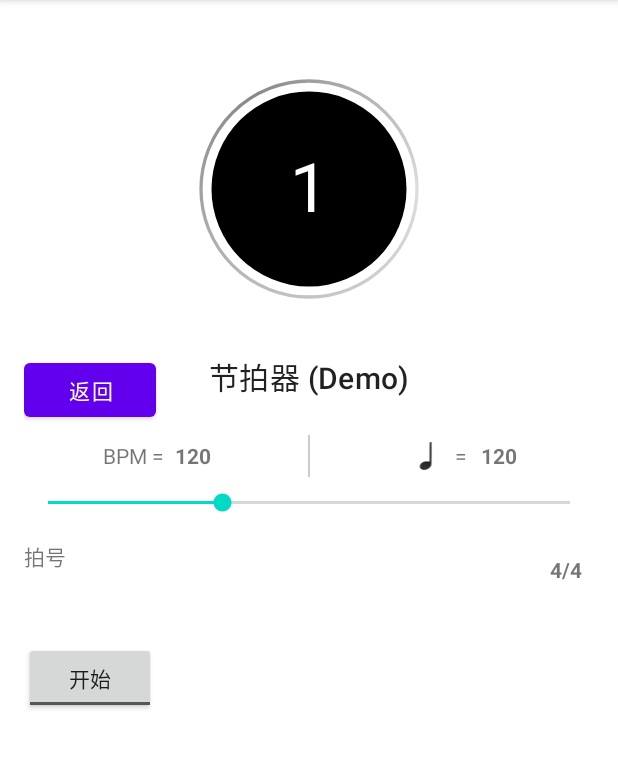
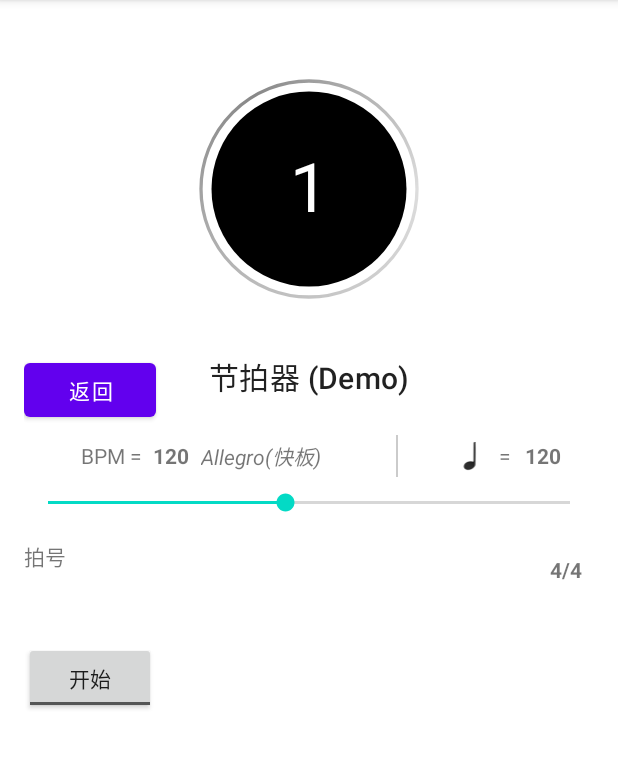
Before and after one commit to Abdulla-abs/PianoLab, an Android app: the BeatActivity screen opened directly, with no data from a screen before it, on a phone screen of 412 x 824 dp, the part 84-853 px from its top. Run offline under Robolectric (Android 15) with nearby library versions, the phone set to English and light mode, and no system bars.

Commit message:
11.17 ver2

```diff
--- a/app/src/main/java/com/example/pianolab/feature/beat/view/BeatActivity.java
+++ b/app/src/main/java/com/example/pianolab/feature/beat/view/BeatActivity.java
@@ -30,6 +30,7 @@ public class BeatActivity extends AppCompatActivity {
     private TextView tvBpmValue;
     private TextView tvCrochetValue; // 新增：四分音符数值显示
     private SeekBar seekbarBpm;
+    private TextView tvTempoMarking;
     private TextView tvBeatsValue;
     private ToggleButton togglePlay;
 
@@ -61,7 +62,7 @@ public class BeatActivity extends AppCompatActivity {
         btnBack = findViewById(R.id.btn_back);
         tvBpmValue = findViewById(R.id.tv_bpm_value);
         tvCrochetValue = findViewById(R.id.tv_crochet_value);
-        // 新绑定 base-beat 图标
+        tvTempoMarking = findViewById(R.id.tv_tempo_marking);
 
         seekbarBpm = findViewById(R.id.seekbar_bpm);
         tvBeatsValue = findViewById(R.id.tv_beats_value);
@@ -70,8 +71,8 @@ public class BeatActivity extends AppCompatActivity {
         // 返回按钮行为：结束当前 Activity，返回上一个（Home）
         btnBack.setOnClickListener(v -> finish());
 
-        // 初始化 SeekBar 范围映射：progress 0..270 -> BPM 30..300
-        seekbarBpm.setMax(270);
+        // 初始化 SeekBar 范围映射
+        seekbarBpm.setMax(BeatSettings.MAX_BPM-BeatSettings.MIN_BPM);
 
         // 观察 BPM
         viewModel.getBpm().observe(this, value -> {
@@ -81,10 +82,11 @@ public class BeatActivity extends AppCompatActivity {
             if (base == null) base = 4;
 
             tvBpmValue.setText(String.valueOf(value));
+            tvTempoMarking.setText(BeatHelper.getBpmDescription(value));
 
             int cpm = BeatHelper.BPM_TO_CPM(value,base);
             tvCrochetValue.setText(String.valueOf(cpm));
-            int progress = Math.max(0, Math.min(270, value - 30));
+            int progress = Math.max(0, Math.min(BeatSettings.MAX_BPM, value -BeatSettings.MIN_BPM));
             if (seekbarBpm.getProgress() != progress) {
                 seekbarBpm.setProgress(progress);
             }
@@ -98,6 +100,7 @@ public class BeatActivity extends AppCompatActivity {
             if (curBpm != null) {
                 int curCpm = BeatHelper.BPM_TO_CPM(curBpm,b);
                 tvBpmValue.setText(String.valueOf(curBpm));
+                tvTempoMarking.setText(BeatHelper.getBpmDescription(curBpm));
                 tvCrochetValue.setText(String.valueOf(curCpm));
             }
         });
@@ -259,7 +262,7 @@ public class BeatActivity extends AppCompatActivity {
             @Override
             public void onProgressChanged(SeekBar seekBar, int progress, boolean fromUser) {
                 if (!fromUser) return;
-                int newBpm = progress + 30;
+                int newBpm = progress + BeatSettings.MIN_BPM;
                 viewModel.setBpm(newBpm);
             }
 
@@ -308,6 +311,7 @@ public class BeatActivity extends AppCompatActivity {
         if (initBpm != null) {
             Integer base = viewModel.getBaseBeat().getValue() != null ? viewModel.getBaseBeat().getValue() : 4;
             int initCpm = BeatHelper.BPM_TO_CPM(initBpm,base);
+            tvTempoMarking.setText(BeatHelper.getBpmDescription(initBpm));
             tvBpmValue.setText(String.valueOf(initBpm));
             tvCrochetValue.setText(String.valueOf(initCpm));
         }
--- a/app/src/main/java/com/example/pianolab/utils/BeatHelper.java
+++ b/app/src/main/java/com/example/pianolab/utils/BeatHelper.java
@@ -27,5 +27,33 @@ public class BeatHelper {
         return cpm;
     }
 
+    public static String getBpmDescription(int bpm){
+        if (bpm <= 40) {
+            return "Grave(庄板)";
+        } else if (bpm <= 45) {
+            return "Lento(慢板)";
+        } else if (bpm <= 50) {
+            return "Largo(广板)";
+        } else if (bpm <= 60) {
+            return "Adagio(柔板)";
+        } else if (bpm <= 70) {
+            return "Adagietto(小柔板)";
+        } else if (bpm <= 85) {
+            return "Andante(行板)";
+        } else if (bpm <= 97) {
+            return "Moderato(中板)";
+        } else if (bpm <= 109) {
+            return "Allegretto(小快板)";
+        } else if (bpm <= 132) {
+            return "Allegro(快板)";
+        } else if (bpm <= 140) {
+            return "Vivace(活泼的快板)";
+        } else if (bpm <= 177) {
+            return "Presto(急板)";
+        } else {
+            return "Prestissimo(最急板)";
+        }
+    }
+
 
 }
--- a/app/src/main/res/layout/activity_beat.xml
+++ b/app/src/main/res/layout/activity_beat.xml
@@ -52,7 +52,7 @@
             android:layout_width="0dp"
             android:layout_height="match_parent"
             android:orientation="horizontal"
-            android:layout_weight="1"
+            android:layout_weight="2"
             android:gravity="center">
 
             <TextView
@@ -68,6 +68,15 @@
                 android:text="120"
                 android:textStyle="bold"
                 android:layout_marginStart="4dp"/>
+            <TextView
+                android:id="@+id/tv_tempo_marking"
+                android:layout_width="wrap_content"
+                android:layout_height="wrap_content"
+                android:text="Allegro(快板)"
+                android:layout_marginStart="8dp"
+                android:textStyle="italic"
+                android:importantForAccessibility="no" />
+
         </LinearLayout>
 
         <!-- 中间竖直分割线，作为视觉间隔 -->
```
Also changed, not shown: app/src/main/java/com/example/pianolab/feature/beat/model/BeatSettings.java (+5 -2 lines).
